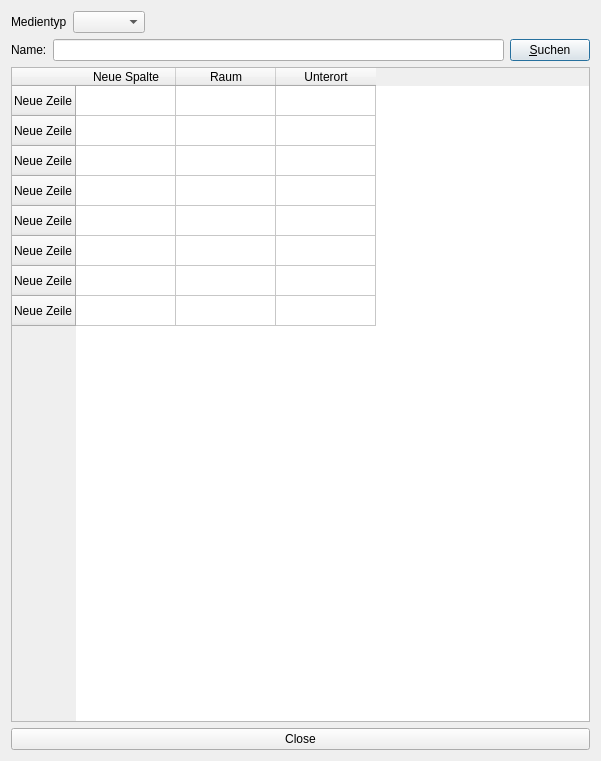
Above: py-sammlung/maindlg.ui from cniehaus/biotools before the change. Below: the same form after it.
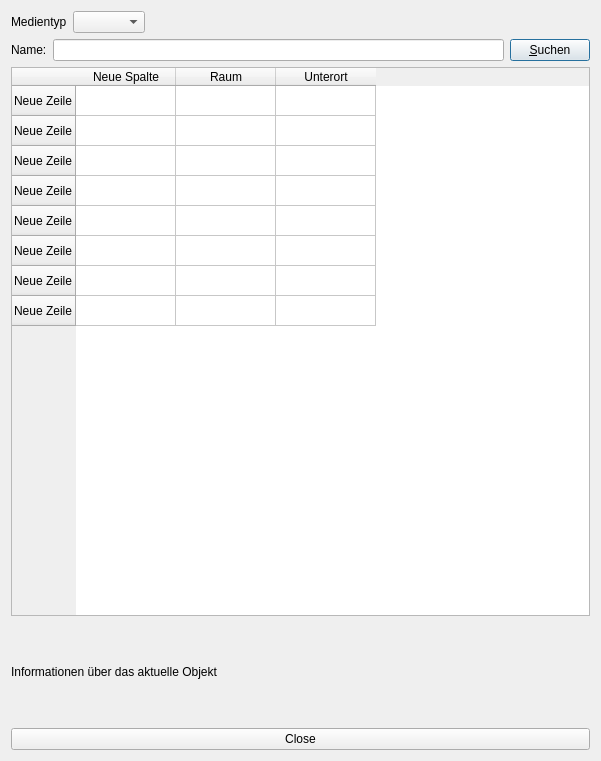
That is the form after the change.

Commit message: Ok, erste Schritt zu einer Suche

Diff of the .ui file:
```diff
--- a/py-sammlung/maindlg.ui
+++ b/py-sammlung/maindlg.ui
@@ -122,6 +122,19 @@
     </widget>
    </item>
    <item row="3" column="0">
+    <widget class="QLabel" name="infolabel">
+     <property name="minimumSize">
+      <size>
+       <width>0</width>
+       <height>100</height>
+      </size>
+     </property>
+     <property name="text">
+      <string>Informationen über das aktuelle Objekt</string>
+     </property>
+    </widget>
+   </item>
+   <item row="4" column="0">
     <widget class="QPushButton" name="closeButton">
      <property name="text">
       <string>Close</string>
```
The commit also changes 2 other files.
